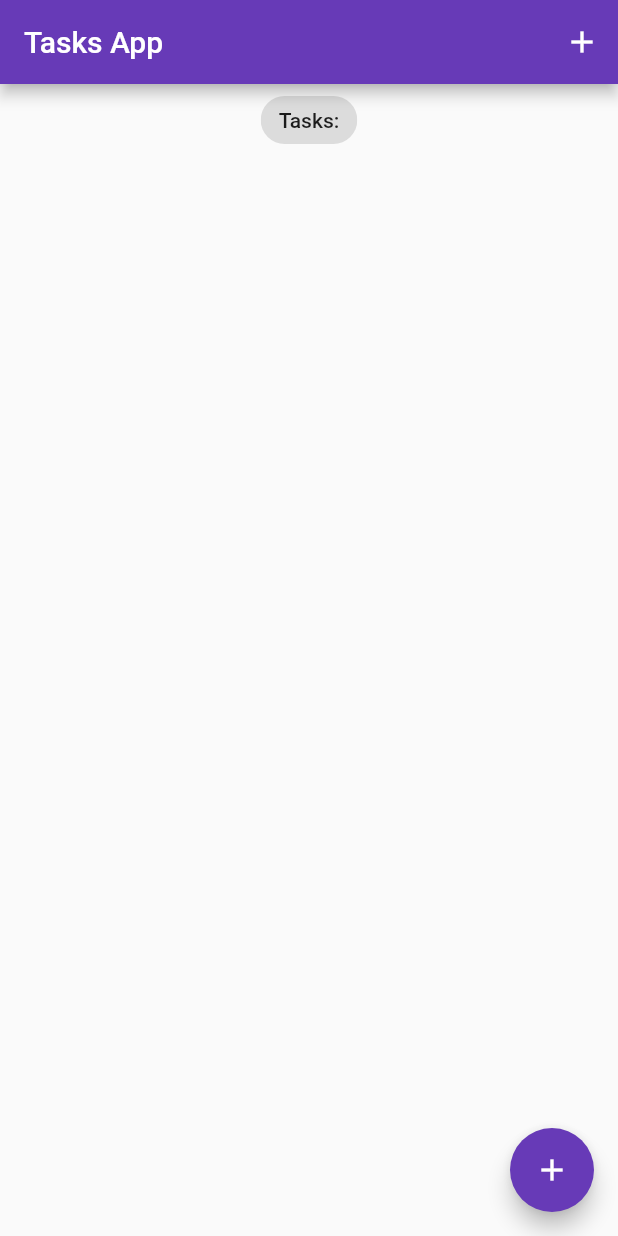
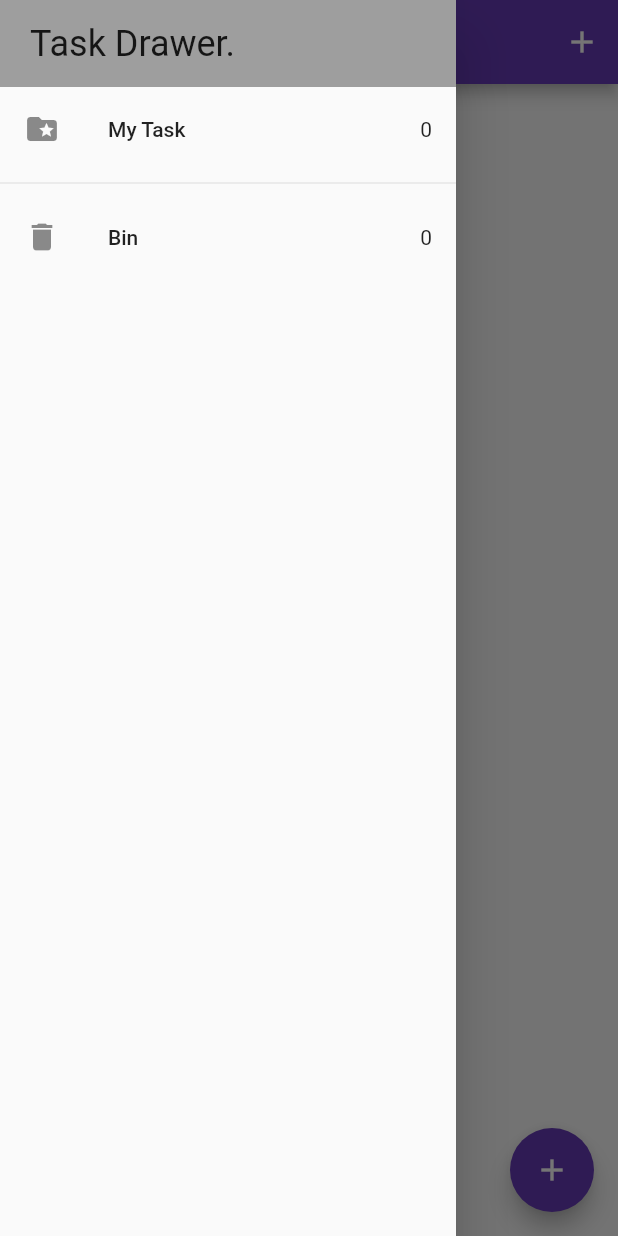
Before and after one commit to PhaiWisit/Tasklist_Bloc, a Flutter app: the screen it shows after launch, with the side drawer open (before the commit the screen has no drawer), on a phone screen of 412 x 824 dp. Run offline on Flutter 3.47's test engine with Material 2 defaults, Android fonts, the phone set to English and light mode, and no system bars; our stand-ins replace equatable, flutter_bloc, hydrated_bloc.

Commit message:
drawer and recycle bin

```diff
--- a/lib/blocs/bloc/tasks_bloc.dart
+++ b/lib/blocs/bloc/tasks_bloc.dart
@@ -11,35 +11,50 @@ class TasksBloc extends HydratedBloc<TasksEvent, TasksState> {
     on<AddTask>(_onAddTask);
     on<UpdateTask>(_onUpdateTask);
     on<DeleteTask>(_onDeleteTask);
-
+    on<RemoveTask>(_onRemoveTask);
   }
 
-
-  void _onAddTask(AddTask event, Emitter<TasksState> emit){
+  void _onAddTask(AddTask event, Emitter<TasksState> emit) {
     final state = this.state;
     emit(TasksState(
       allTasks: List.from(state.allTasks)..add(event.task),
-
+      removeTasks: state.removeTasks,
     ));
-
   }
 
-  void _onUpdateTask(UpdateTask event, Emitter<TasksState> emit){
+  void _onUpdateTask(UpdateTask event, Emitter<TasksState> emit) {
     final state = this.state;
     final task = event.task;
     final int index = state.allTasks.indexOf(task);
 
     List<Task> allTasks = List.from(state.allTasks)..remove(task);
     task.isDone == false
-      ? allTasks.insert(index,task.copyWith(isDone: true))
-      : allTasks.insert(index,task.copyWith(isDone: false));
+        ? allTasks.insert(index, task.copyWith(isDone: true))
+        : allTasks.insert(index, task.copyWith(isDone: false));
 
-      emit(TasksState(allTasks: allTasks));
+    emit(TasksState(allTasks: allTasks, removeTasks: state.removeTasks));
   }
 
-  void _onDeleteTask(DeleteTask event, Emitter<TasksState> emit){
+  void _onRemoveTask(RemoveTask event, Emitter<TasksState> emit) {
     final state = this.state;
-    emit(TasksState(allTasks: List.from(state.allTasks)..remove(event.task)));
+    var removeTasks = List<Task>.from(state.removeTasks);
+    removeTasks.add(event.task.copyWith(isDeleted: true));
+    emit(
+      TasksState(
+        allTasks: List.from(state.allTasks)..remove(event.task),
+        removeTasks: removeTasks,
+        // removeTasks: List.from(
+        //     state.removeTasks..add(event.task.copyWith(isDeleted: true)))
+      ),
+    );
+  }
+
+  void _onDeleteTask(DeleteTask event, Emitter<TasksState> emit) {
+    final state = this.state;
+    emit(TasksState(
+      allTasks: state.allTasks,
+      removeTasks: List.from(state.removeTasks)..remove(event.task),
+    ));
   }
 
   @override
@@ -51,5 +66,4 @@ class TasksBloc extends HydratedBloc<TasksEvent, TasksState> {
   Map<String, dynamic>? toJson(TasksState state) {
     return state.toMap();
   }
-
 }
--- a/lib/blocs/bloc/tasks_event.dart
+++ b/lib/blocs/bloc/tasks_event.dart
@@ -28,6 +28,16 @@ class UpdateTask extends TasksEvent {
   List<Object> get props => [task];
 }
 
+class RemoveTask extends TasksEvent {
+  final Task task;
+  const RemoveTask({
+    required this.task,
+  });
+
+  @override
+  List<Object> get props => [task];
+}
+
 class DeleteTask extends TasksEvent {
   final Task task;
   const DeleteTask({
--- a/lib/blocs/bloc/tasks_state.dart
+++ b/lib/blocs/bloc/tasks_state.dart
@@ -2,22 +2,32 @@ part of 'tasks_bloc.dart';
 
 class TasksState extends Equatable {
   final List<Task> allTasks;
+  final List<Task> removeTasks;
   const TasksState({
     this.allTasks = const <Task>[],
+    this.removeTasks = const <Task>[],
   });
 
   @override
-  List<Object> get props => [allTasks];
+  List<Object> get props => [allTasks, removeTasks];
 
   Map<String, dynamic> toMap() {
     return <String, dynamic>{
       'allTasks': allTasks.map((x) => x.toMap()).toList(),
+      'removeTasks': removeTasks.map((x) => x.toMap()).toList(),
     };
   }
 
   factory TasksState.fromMap(Map<String, dynamic> map) {
     return TasksState(
-      allTasks: List<Task>.from(map['allTasks']?.map((x) => Task.fromMap(x),
+      allTasks: List<Task>.from(
+        map['allTasks']?.map(
+          (x) => Task.fromMap(x),
+        ),
+      ),
+      removeTasks: List<Task>.from(
+        map['removeTasks']?.map(
+          (x) => Task.fromMap(x),
         ),
       ),
     );
--- a/lib/main.dart
+++ b/lib/main.dart
@@ -1,4 +1,5 @@
 import 'package:flutter/material.dart';
+import 'package:flutter_tasks_app/services/app_router.dart';
 import 'package:path_provider/path_provider.dart';
 import 'package:flutter/foundation.dart' show kIsWeb;
 
@@ -8,12 +9,17 @@ import 'screens/tasks_screen.dart';
 main() async {
   WidgetsFlutterBinding.ensureInitialized();
   final storage = await HydratedStorage.build(
-      storageDirectory: kIsWeb
+    storageDirectory: kIsWeb
         ? HydratedStorage.webStorageDirectory
-        : await getTemporaryDirectory(),);
+        : await getTemporaryDirectory(),
+  );
 
   HydratedBlocOverrides.runZoned(
-    () => runApp(const MyApp()),
+    () => runApp(
+      MyApp(
+        appRouter: AppRouter(),
+      ),
+    ),
     storage: storage,
   );
 
@@ -24,7 +30,8 @@ main() async {
 }
 
 class MyApp extends StatelessWidget {
-  const MyApp({Key? key}) : super(key: key);
+  const MyApp({Key? key, required this.appRouter}) : super(key: key);
+  final AppRouter appRouter;
 
   // This widget is the root of your application.
   @override
@@ -37,6 +44,7 @@ class MyApp extends StatelessWidget {
           primarySwatch: Colors.deepPurple,
         ),
         home: const TasksScreen(),
+        onGenerateRoute: appRouter.onGenerateRoute,
       ),
     );
   }
--- /dev/null
+++ b/lib/screens/my_drawer.dart
@@ -0,0 +1,59 @@
+import 'package:flutter/material.dart';
+import 'package:flutter_tasks_app/screens/recycle_bin.dart';
+import 'package:flutter_tasks_app/screens/tasks_screen.dart';
+
+import '../blocs/bloc_exports.dart';
+
+class MyDrawer extends StatelessWidget {
+  const MyDrawer({Key? key}) : super(key: key);
+
+  @override
+  Widget build(BuildContext context) {
+    return SafeArea(
+      child: Drawer(
+        child: Column(
+          children: [
+            Container(
+              width: double.infinity,
+              padding: const EdgeInsets.symmetric(vertical: 15, horizontal: 20),
+              color: Colors.grey,
+              child: Text(
+                'Task Drawer.',
+                style: Theme.of(context).textTheme.headlineSmall,
+              ),
+            ),
+            BlocBuilder<TasksBloc, TasksState>(
+              builder: (context, state) {
+                return GestureDetector(
+                  onTap: () => Navigator.of(context).pushNamed(
+                    TasksScreen.id,
+                  ),
+                  child: ListTile(
+                    leading: Icon(Icons.folder_special),
+                    title: Text('My Task'),
+                    trailing: Text('${state.allTasks.length}'),
+                  ),
+                );
+              },
+            ),
+            const Divider(),
+            BlocBuilder<TasksBloc, TasksState>(
+              builder: (context, state) {
+                return GestureDetector(
+                  onTap: () => Navigator.of(context).pushNamed(
+                    RecycleBin.id,
+                  ),
+                  child: ListTile(
+                    leading: const Icon(Icons.delete),
+                    title: const Text('Bin'),
+                    trailing: Text('${state.removeTasks.length}'),
+                  ),
+                );
+              },
+            )
+          ],
+        ),
+      ),
+    );
+  }
+}
--- a/lib/screens/tasks_screen.dart
+++ b/lib/screens/tasks_screen.dart
@@ -1,4 +1,5 @@
 import 'package:flutter/material.dart';
+import 'package:flutter_tasks_app/screens/my_drawer.dart';
 
 import '../blocs/bloc_exports.dart';
 import '../models/task.dart';
@@ -7,7 +8,7 @@ import 'add_task_screen.dart';
 
 class TasksScreen extends StatefulWidget {
   const TasksScreen({Key? key}) : super(key: key);
-
+  static const id = 'tasks_screen';
   @override
   State<TasksScreen> createState() => _TasksScreenState();
 }
@@ -39,14 +40,14 @@ class _TasksScreenState extends State<TasksScreen> {
                 icon: const Icon(Icons.add),
               )
             ],
-          ),
+          ),drawer: const MyDrawer(),
           body: Column(
             crossAxisAlignment: CrossAxisAlignment.center,
             children: [
-              const Center(
+               Center(
                 child: Chip(
                   label: Text(
-                    'Tasks:',
+                    '${state.allTasks.length} Tasks',
                   ),
                 ),
               ),
--- /dev/null
+++ b/lib/widgets/task_tile.dart
@@ -0,0 +1,41 @@
+import 'package:flutter/material.dart';
+
+import '../blocs/bloc_exports.dart';
+import '../models/task.dart';
+
+class TaskTile extends StatelessWidget {
+  const TaskTile({
+    Key? key,
+    required this.task,
+  }) : super(key: key);
+
+  final Task task;
+
+  void _removeOrDeleteTask(BuildContext ctx, Task task) {
+    task.isDeleted!
+        ? ctx.read<TasksBloc>().add(DeleteTask(task: task))
+        : ctx.read<TasksBloc>().add(RemoveTask(task: task));
+  }
+
+  @override
+  Widget build(BuildContext context) {
+    return ListTile(
+      title: Text(
+        task.title,
+        style: TextStyle(
+            decoration: task.isDone! ? TextDecoration.lineThrough : null),
+      ),
+      trailing: Checkbox(
+        value: task.isDone,
+        onChanged: task.isDeleted == false
+            ? (value) {
+                context.read<TasksBloc>().add(UpdateTask(task: task));
+              }
+            : null,
+      ),
+      onLongPress: () =>
+          // context.read<TasksBloc>().add(DeleteTask(task: task))
+          _removeOrDeleteTask(context, task),
+    );
+  }
+}
--- a/lib/widgets/tasks_list.dart
+++ b/lib/widgets/tasks_list.dart
@@ -1,5 +1,5 @@
 import 'package:flutter/material.dart';
-import 'package:flutter_tasks_app/blocs/bloc_exports.dart';
+import 'package:flutter_tasks_app/widgets/task_tile.dart';
 
 import '../models/task.dart';
 
@@ -15,20 +15,11 @@ class TasksList extends StatelessWidget {
   Widget build(BuildContext context) {
     return Expanded(
       child: ListView.builder(
-        itemCount: tasksList.length,
-        itemBuilder: ((context, index) {
-          var task = tasksList[index];
-        return ListTile(
-
-          title: Text(task.title),
-          trailing: Checkbox(
-            value: task.isDone,
-            onChanged: (value) {
-              context.read<TasksBloc>().add(UpdateTask(task: task));
-          },),
-          onLongPress:() => context.read<TasksBloc>().add(DeleteTask(task: task)),
-        );
-      })),
+          itemCount: tasksList.length,
+          itemBuilder: ((context, index) {
+            var task = tasksList[index];
+            return TaskTile(task: task);
+          })),
     );
   }
 }
```
Also changed, not shown: lib/screens/recycle_bin.dart (added, +45 -0 lines), lib/services/app_router.dart (added, +20 -0 lines), 1 other file.
